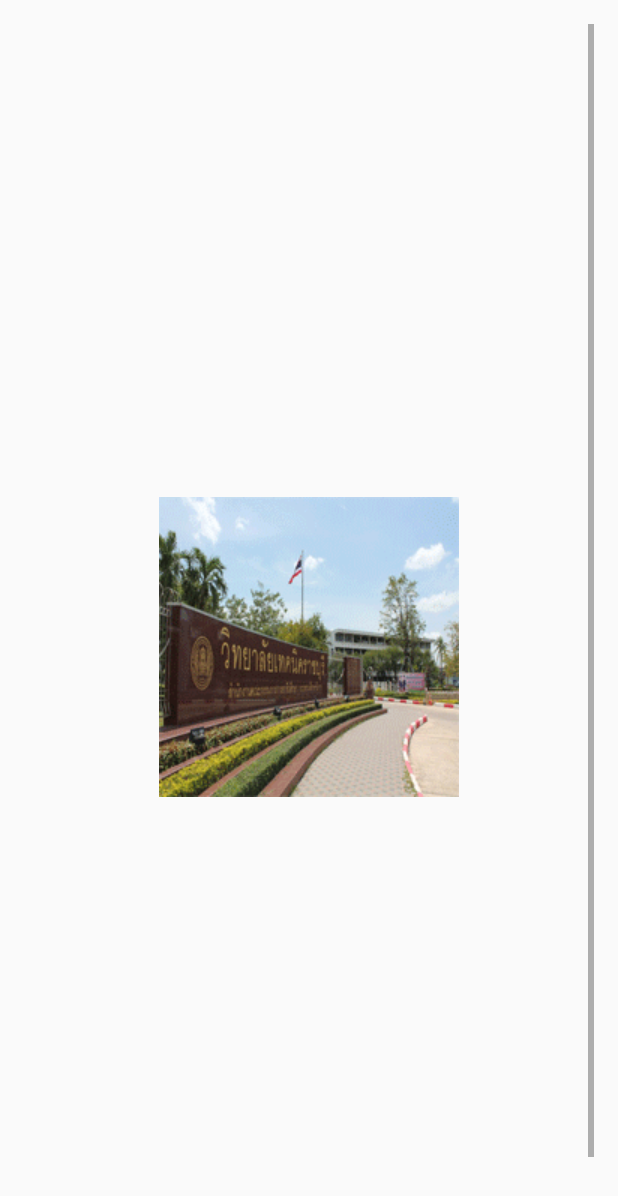
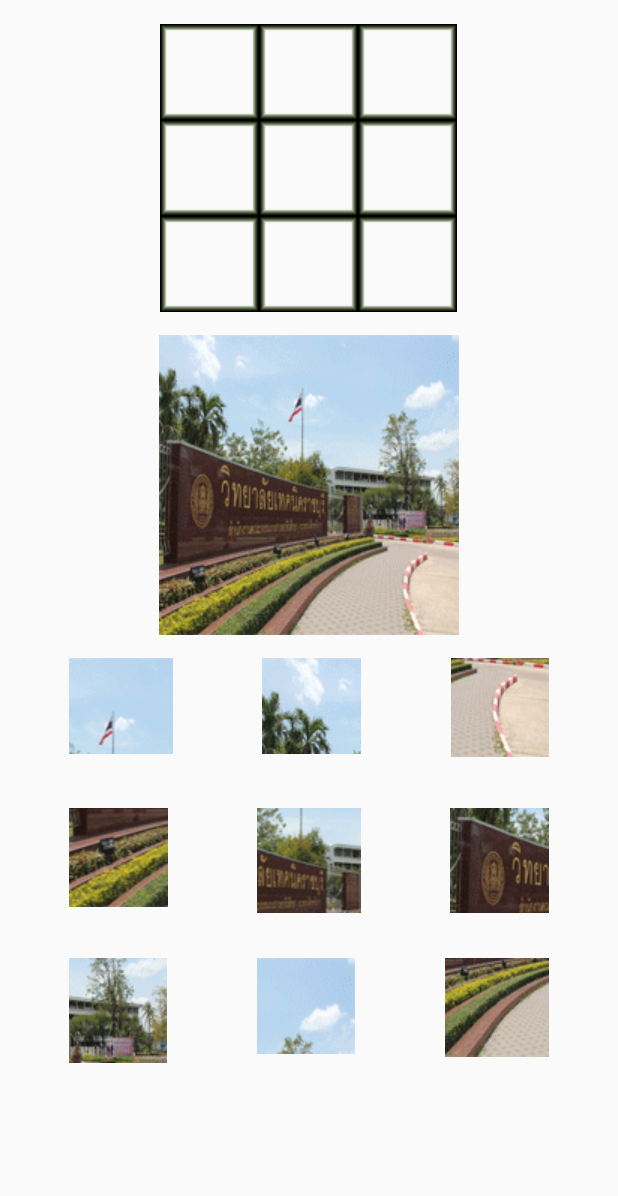
Before and after one commit to masterUNG/Jig-Saw-1, an Android app: the Play3x3 screen opened directly, with no data from a screen before it, on a phone screen of 412 x 824 dp. Shown: the top 1196 px of the screen. Run offline under Robolectric (Android 15) with nearby library versions, the phone set to English and light mode, and no system bars.

Commit message:
finish 23dec

```diff
--- a/app/src/main/java/rtc/ariya/supakrit/jigsaw/MyConstanct.java
+++ b/app/src/main/java/rtc/ariya/supakrit/jigsaw/MyConstanct.java
@@ -10,6 +10,19 @@
             R.drawable.a3, R.drawable.a4, R.drawable.a5, R.drawable.a6,
             R.drawable.a7, R.drawable.a8, R.drawable.a9, R.drawable.a10};
 
+    private int[] a1_3x3Ints = new int[]{R.drawable.a1_01,
+            R.drawable.a1_02, R.drawable.a1_03, R.drawable.a1_04, R.drawable.a1_05,
+            R.drawable.a1_06, R.drawable.a1_07, R.drawable.a1_08, R.drawable.a1_09};
+    private int[] ran_a1_3x3Ints = new int[]{1,0,7,5,4,6,3,8,2};
+
+    public int[] getA1_3x3Ints() {
+        return a1_3x3Ints;
+    }
+
+    public int[] getRan_a1_3x3Ints() {
+        return ran_a1_3x3Ints;
+    }
+
     public int[] getImageInt() {
         return imageInt;
     }
--- a/app/src/main/java/rtc/ariya/supakrit/jigsaw/Play3x3.java
+++ b/app/src/main/java/rtc/ariya/supakrit/jigsaw/Play3x3.java
@@ -1,13 +1,16 @@
 package rtc.ariya.supakrit.jigsaw;
 
+import android.os.Bundle;
 import android.support.v7.app.AppCompatActivity;
-import android.os.Bundle;
 import android.util.Log;
+import android.widget.ImageView;
 
 public class Play3x3 extends AppCompatActivity {
 
     //Explicit
     private int indexAnInt, imageAnInt;
+    private MyConstanct myConstanct;
+    private ImageView[] imageClickImageViews;
 
 
     @Override
@@ -15,12 +18,45 @@
         super.onCreate(savedInstanceState);
         setContentView(R.layout.activity_play3x3);
 
+        bindWidget();
+
+        //Setting
+        myConstanct = new MyConstanct();
         indexAnInt = getIntent().getIntExtra("Index", 0);
         imageAnInt = getIntent().getIntExtra("Image", R.drawable.a1);
         Log.d("19decV3", "index ==>" + indexAnInt);
         Log.d("19decV3", "Image ==>  " + imageAnInt);
 
+        createView();
+
 
     }   // Main Method
 
+    private void createView() {
+
+        int[] indexRandom = myConstanct.getRan_a1_3x3Ints();
+        int[] a1_3x3Ints = myConstanct.getA1_3x3Ints();
+
+        for (int i=0;i<indexRandom.length;i++) {
+            imageClickImageViews[indexRandom[i]].setImageResource(a1_3x3Ints[i]);
+        }
+
+    }
+
+    private void bindWidget() {
+
+        imageClickImageViews = new ImageView[9];
+        imageClickImageViews[0] = (ImageView) findViewById(R.id.imageView17);
+        imageClickImageViews[1] = (ImageView) findViewById(R.id.imageView18);
+        imageClickImageViews[2] = (ImageView) findViewById(R.id.imageView19);
+        imageClickImageViews[3] = (ImageView) findViewById(R.id.imageView20);
+        imageClickImageViews[4] = (ImageView) findViewById(R.id.imageView21);
+        imageClickImageViews[5] = (ImageView) findViewById(R.id.imageView22);
+        imageClickImageViews[6] = (ImageView) findViewById(R.id.imageView23);
+        imageClickImageViews[7] = (ImageView) findViewById(R.id.imageView24);
+        imageClickImageViews[8] = (ImageView) findViewById(R.id.imageView25);
+
+
+    }
+
 }   // Main Class
--- a/app/src/main/res/layout/activity_play3x3.xml
+++ b/app/src/main/res/layout/activity_play3x3.xml
@@ -22,92 +22,93 @@
 
             <LinearLayout
                 android:orientation="vertical"
-                android:layout_width="match_parent"
-                android:layout_height="match_parent">
+                android:layout_width="wrap_content"
+                android:layout_height="wrap_content"
+                android:layout_gravity="center_horizontal">
 
                 <LinearLayout
                 android:orientation="horizontal"
-                android:layout_width="match_parent"
-                android:layout_height="100dp">
+                android:layout_width="wrap_content"
+                android:layout_height="wrap_content">
 
                 <ImageView
                     android:layout_width="wrap_content"
                     android:layout_height="wrap_content"
 
                     android:id="@+id/imageView8"
-                    android:layout_weight="1" />
+                    android:src="@drawable/cover" />
 
                 <ImageView
                     android:layout_width="wrap_content"
                     android:layout_height="wrap_content"
 
                     android:id="@+id/imageView9"
-                    android:layout_weight="1" />
+                    android:src="@drawable/cover" />
 
                 <ImageView
                     android:layout_width="wrap_content"
                     android:layout_height="wrap_content"
 
                     android:id="@+id/imageView10"
-                    android:layout_weight="1" />
+                    android:src="@drawable/cover" />
 
 
             </LinearLayout>
 
                 <LinearLayout
                     android:orientation="horizontal"
-                    android:layout_width="match_parent"
-                    android:layout_height="100dp">
+                    android:layout_width="wrap_content"
+                    android:layout_height="wrap_content">
 
                     <ImageView
                         android:layout_width="wrap_content"
                         android:layout_height="wrap_content"
 
                         android:id="@+id/imageView11"
-                        android:layout_weight="1" />
+                        android:src="@drawable/cover" />
 
                     <ImageView
                         android:layout_width="wrap_content"
                         android:layout_height="wrap_content"
 
                         android:id="@+id/imageView12"
-                        android:layout_weight="1" />
+                        android:src="@drawable/cover" />
 
                     <ImageView
                         android:layout_width="wrap_content"
                         android:layout_height="wrap_content"
 
                         android:id="@+id/imageView13"
-                        android:layout_weight="1" />
+                        android:src="@drawable/cover" />
 
 
                 </LinearLayout>
 
                 <LinearLayout
                     android:orientation="horizontal"
-                    android:layout_width="match_parent"
-                    android:layout_height="100dp">
+                    android:layout_width="wrap_content"
+                    android:layout_height="wrap_content">
 
                     <ImageView
                         android:layout_width="wrap_content"
                         android:layout_height="wrap_content"
 
                         android:id="@+id/imageView14"
-                        android:layout_weight="1" />
+                        android:src="@drawable/cover" />
 
                     <ImageView
                         android:layout_width="wrap_content"
                         android:layout_height="wrap_content"
 
                         android:id="@+id/imageView15"
-                        android:layout_weight="1" />
+                        android:src="@drawable/cover" />
 
                     <ImageView
                         android:layout_width="wrap_content"
                         android:layout_height="wrap_content"
 
                         android:id="@+id/imageView16"
-                        android:layout_weight="1" />
+                        android:src="@drawable/cover" />
 
 
                 </LinearLayout>
@@ -120,7 +121,7 @@
                 android:layout_width="match_parent"
                 android:layout_height="wrap_content"
                 app:srcCompat="@drawable/a1"
-                android:id="@+id/imageView18"
+                android:id="@+id/imageView26"
                 android:layout_margin="15dp" />
 
             <LinearLayout
```
Also changed, not shown: app/src/main/res/drawable/a1_01.png (added), app/src/main/res/drawable/a1_02.png (added), app/src/main/res/drawable/a1_03.png (added), app/src/main/res/drawable/a1_04.png (added), app/src/main/res/drawable/a1_05.png (added), app/src/main/res/drawable/a1_06.png (added), app/src/main/res/drawable/a1_07.png (added), app/src/main/res/drawable/a1_08.png (added), app/src/main/res/drawable/a1_09.png (added), app/src/main/res/drawable/cover.png (added), app/src/main/res/drawable/green_cover.png (added).
